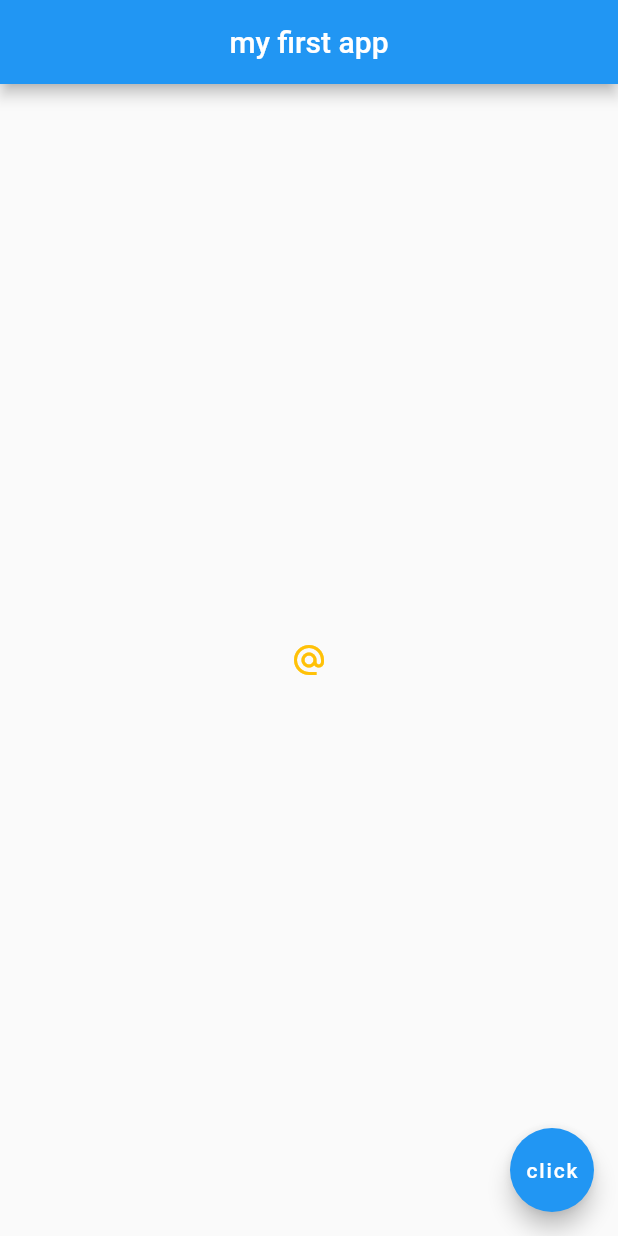
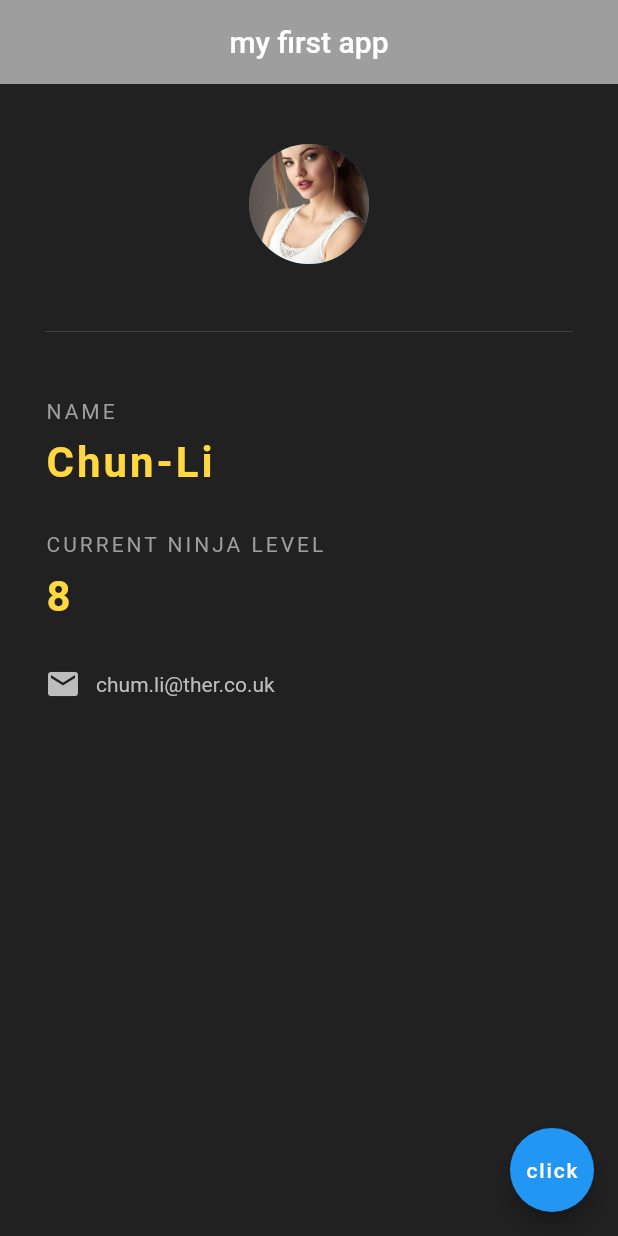
Before and after one commit to ykn9080/flutterstudy, a Flutter app: the screen it shows after launch, on a phone screen of 412 x 824 dp. Run offline on Flutter 3.47's test engine with Material 2 defaults, Android fonts, the phone set to English and light mode, and no system bars.

Commit message:
lession16

```diff
--- a/lib/main.dart
+++ b/lib/main.dart
@@ -1,28 +1,84 @@
 import 'package:flutter/material.dart';
 
-void main() => runApp(MyApp());
+void main() => runApp(MaterialApp(
+      home: NinjaCard(),
+    ));
 
-class MyApp extends StatelessWidget {
+class NinjaCard extends StatelessWidget {
   @override
   Widget build(BuildContext context) {
-    return MaterialApp(
-        home: Scaffold(
+    return Scaffold(
+      backgroundColor: Colors.grey[900],
       appBar: AppBar(
         title: Text('my first app'),
         centerTitle: true,
+        backgroundColor: Colors.grey,
+        elevation: 0,
       ),
-      body: Center(
-          child: IconButton(
-        onPressed: () {
-          print('you clicked');
-        },
-        icon: Icon(Icons.alternate_email),
-        color: Colors.amber,
-      )),
+      body: Padding(
+          padding: EdgeInsets.fromLTRB(30, 40, 30, 0),
+          child: Column(
+            crossAxisAlignment: CrossAxisAlignment.start,
+            children: <Widget>[
+              Center(
+                child: CircleAvatar(
+                  backgroundImage: AssetImage('assets/girl1.jpg'),
+                  radius: 40,
+                ),
+              ),
+              Divider(
+                height: 90,
+                color: Colors.grey[800],
+              ),
+              Text('NAME',
+                  style: TextStyle(
+                    color: Colors.grey,
+                    letterSpacing: 2,
+                  )),
+              SizedBox(height: 10),
+              Text('Chun-Li',
+                  style: TextStyle(
+                    color: Colors.amberAccent[200],
+                    letterSpacing: 2,
+                    fontSize: 28,
+                    fontWeight: FontWeight.bold,
+                  )),
+              SizedBox(height: 30),
+              Text('CURRENT NINJA LEVEL',
+                  style: TextStyle(
+                    color: Colors.grey,
+                    letterSpacing: 2,
+                  )),
+              SizedBox(height: 10),
+              Text('8',
+                  style: TextStyle(
+                    color: Colors.amberAccent[200],
+                    letterSpacing: 2,
+                    fontSize: 28,
+                    fontWeight: FontWeight.bold,
+                  )),
+              SizedBox(height: 30),
+              Row(
+                children: <Widget>[
+                  Icon(
+                    Icons.email,
+                    color: Colors.grey[400],
+                  ),
+                  SizedBox(width: 10),
+                  Text(
+                    'chum.li@ther.co.uk',
+                    style: TextStyle(
+                      color: Colors.grey[400],
+                    ),
+                  )
+                ],
+              )
+            ],
+          )),
       floatingActionButton: FloatingActionButton(
         onPressed: () {},
         child: Text('click'),
       ),
-    ));
+    );
   }
 }
```
Also changed, not shown: assets/girl1.jpg (added), assets/girl2.jpg (added), fonts/IndieFlower-Regular.ttf (added).
